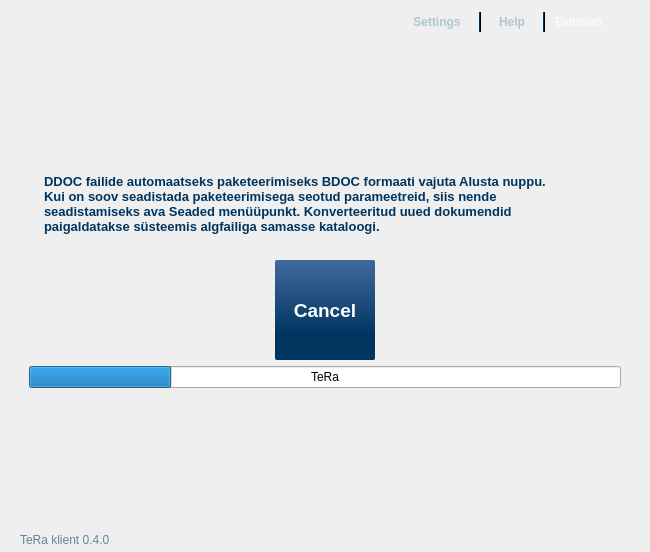
The window that poc/MainWindow.ui (open-eid/TeRa) describes before a commit, drawn with Qt 5.
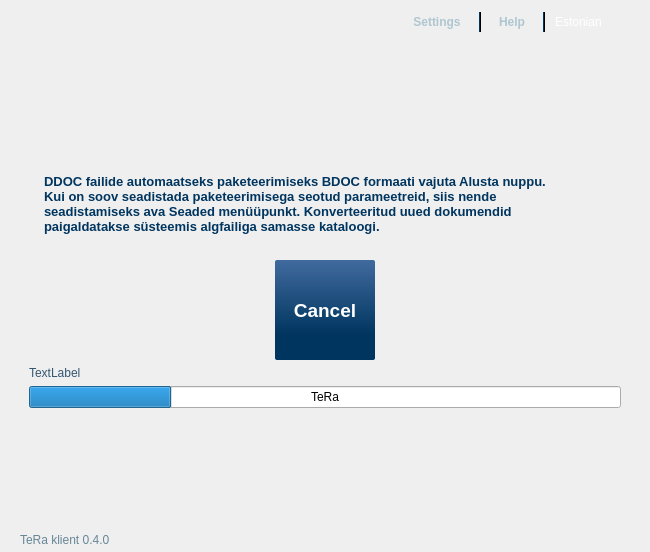
The same window after the commit. The open tabs and pages were chosen to show the change. Icons and pictures are not drawn. Custom widgets are drawn as their Qt base class.

```diff
--- a/poc/MainWindow.ui
+++ b/poc/MainWindow.ui
@@ -1284,7 +1284,7 @@
                </property>
               </widget>
              </item>
-             <item row="2" column="2">
+             <item row="3" column="2">
               <spacer name="verticalSpacer_4">
                <property name="orientation">
                 <enum>Qt::Vertical</enum>
@@ -1297,7 +1297,7 @@
                </property>
               </spacer>
              </item>
-             <item row="1" column="1" colspan="3">
+             <item row="2" column="1" colspan="3">
               <widget class="QProgressBar" name="progressBar">
                <property name="value">
                 <number>24</number>
@@ -1313,6 +1313,13 @@
                </property>
               </widget>
              </item>
+             <item row="1" column="1" colspan="3">
+              <widget class="QLabel" name="progressText">
+               <property name="text">
+                <string>TextLabel</string>
+               </property>
+              </widget>
+             </item>
             </layout>
            </widget>
            <widget class="QWidget" name="page_end">
```
Left out of the diff: 18 changed lines with no effect on the pictures.
